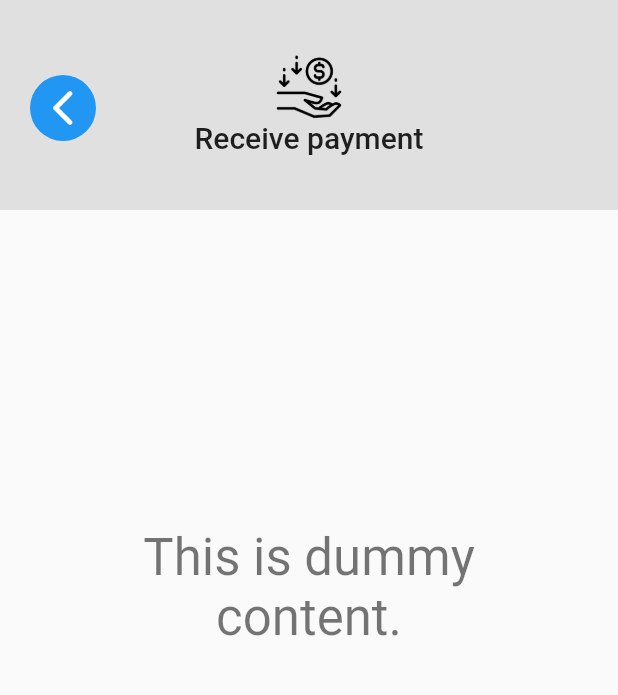
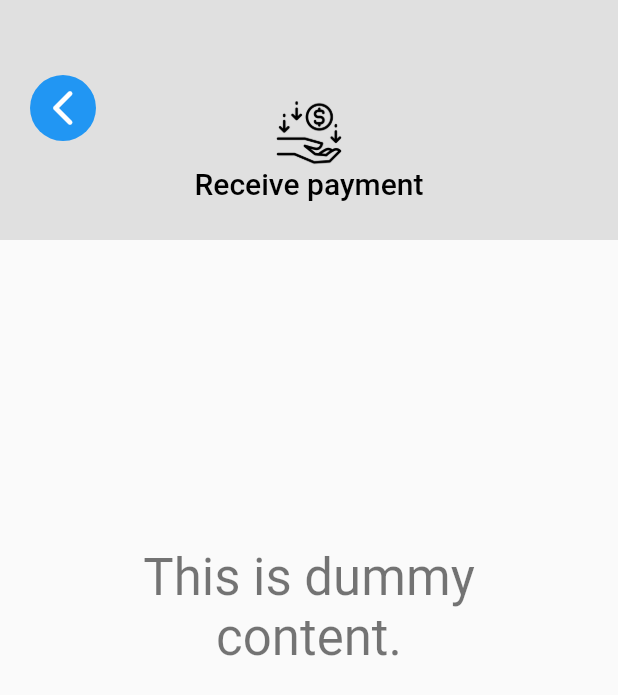
Before and after one commit to sami-bre/telebirr_mock, a Flutter app: the ReceivePaymentScreen screen opened directly, on a phone screen of 412 x 824 dp. Shown: the top 695 px of the screen. Run offline on Flutter 3.47's test engine with Material 2 defaults, Android fonts, the phone set to English and light mode, and no system bars; our stand-ins replace blur, fl_chart, get.

```diff
--- a/lib/ui/receive_payment_screen.dart
+++ b/lib/ui/receive_payment_screen.dart
@@ -6,8 +6,7 @@ class ReceivePaymentScreen extends StatelessWidget {
   @override
   Widget build(BuildContext context) {
     return Scaffold(
-      body: SafeArea(
-        child: Column(
+      body: Column(
         children: [
           Row(
             children: [
@@ -17,7 +16,7 @@ class ReceivePaymentScreen extends StatelessWidget {
                   child: Stack(
                     children: [
                       SizedBox(
-                          height: 140,
+                        height: 160,
                         width: MediaQuery.of(context).size.width,
                         child: Material(
                           color: Colors.transparent,
@@ -26,7 +25,7 @@ class ReceivePaymentScreen extends StatelessWidget {
                                 color: Colors.grey[300],
                                 borderRadius: BorderRadius.circular(0)),
                             child: Column(
-                                mainAxisAlignment: MainAxisAlignment.center,
+                              mainAxisAlignment: MainAxisAlignment.end,
                               children: [
                                 Image.asset(
                                   "assets/icons/reciever.png",
@@ -36,10 +35,15 @@ class ReceivePaymentScreen extends StatelessWidget {
                                 const SizedBox(width: 5),
                                 Text(
                                   "Receive payment",
-                                    style:
-                                        Theme.of(context).textTheme.titleLarge,
+                                  style: Theme.of(context)
+                                      .textTheme
+                                      .titleLarge!
+                                      .copyWith(
+                                        color: Colors.black,
+                                      ),
                                   textAlign: TextAlign.center,
-                                  )
+                                ),
+                                const SizedBox(height: 26),
                               ],
                             ),
                           ),
@@ -75,8 +79,7 @@ class ReceivePaymentScreen extends StatelessWidget {
           const Spacer(flex: 1),
           Center(
             child: Padding(
-                padding:
-                    const EdgeInsets.symmetric(horizontal: 40, vertical: 30),
+              padding: const EdgeInsets.symmetric(horizontal: 40, vertical: 30),
               child: Text(
                 "This is dummy content.",
                 textAlign: TextAlign.center,
@@ -87,7 +90,6 @@ class ReceivePaymentScreen extends StatelessWidget {
           const Spacer(flex: 2)
         ],
       ),
-      ),
     );
   }
 }
```
Also changed, not shown: lib/ui/buy_packages_screen.dart (+9 -8 lines), lib/ui/deposite_screen.dart (+5 -6 lines), lib/ui/financial_services_screen.dart (+8 -7 lines), lib/ui/fund_raising_screen.dart (+10 -10 lines), lib/ui/mini_statement_screen.dart (+10 -10 lines), lib/ui/pay_screen.dart (+5 -6 lines), lib/ui/scan_screen.dart (+5 -6 lines), lib/ui/send_money_screen.dart (+8 -7 lines), lib/ui/withdraw_screen.dart (+10 -10 lines). Lines whose indentation alone changed are shown as unchanged.
